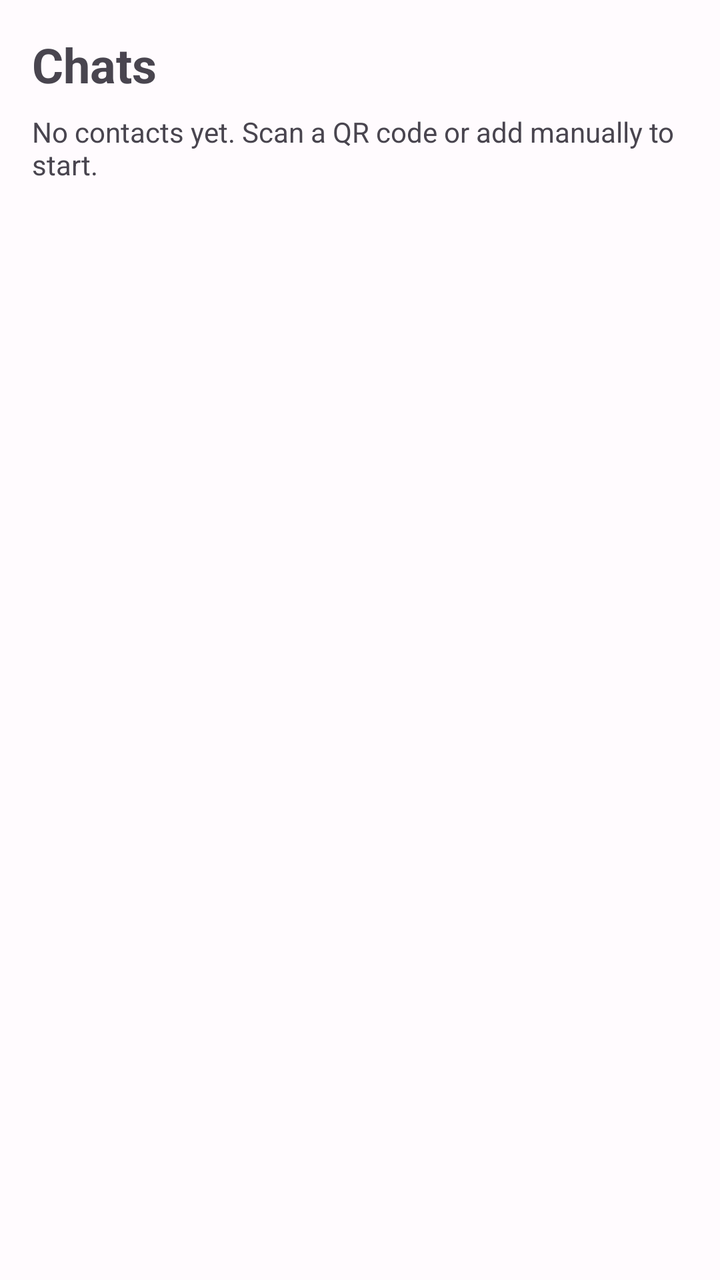
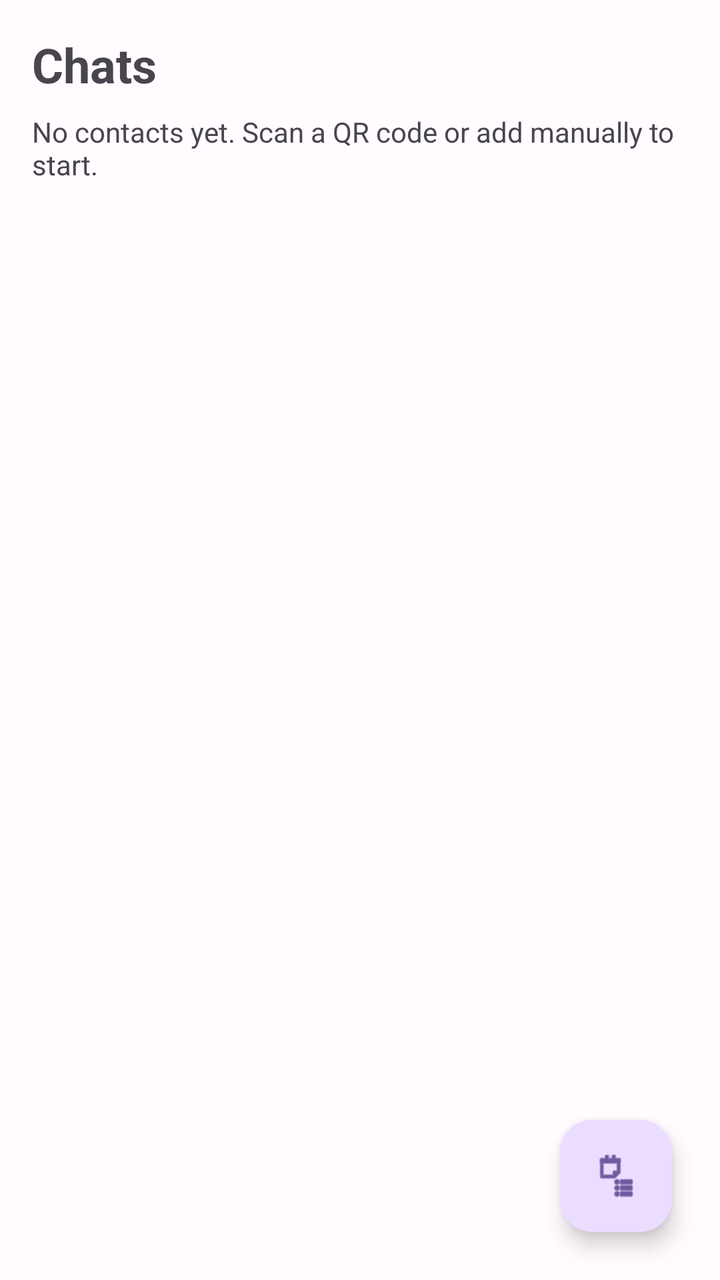

Two renders of the same Android screen: before a commit and after it. Below are the layout's source before the change and the commit's diff.
<!-- AndroidManifest.xml: application theme Theme.P2PMessenger -->
<!-- res/layout/fragment_chats.xml -->
<?xml version="1.0" encoding="utf-8"?>
<LinearLayout xmlns:android="http://schemas.android.com/apk/res/android"
              android:orientation="vertical"
              android:padding="16dp"
              android:layout_width="match_parent"
              android:layout_height="match_parent">
    <TextView
        android:layout_width="wrap_content"
        android:layout_height="wrap_content"
        android:text="Chats"
        android:textSize="24sp"
        android:textStyle="bold"/>
    <TextView
        android:id="@+id/txtNoContacts"
        android:layout_width="wrap_content"
        android:layout_height="wrap_content"
        android:text="@string/msg_no_contacts"
        android:layout_marginTop="8dp"/>
    <androidx.recyclerview.widget.RecyclerView
        android:id="@+id/recyclerChats"
        android:layout_width="match_parent"
        android:layout_height="0dp"
        android:layout_weight="1"
        android:layout_marginTop="8dp"/>
</LinearLayout>
<!-- resources referenced by this layout -->
<resources>
  <string name="msg_no_contacts">No contacts yet. Scan a QR code or add manually to start.</string>
  <style name="Theme.P2PMessenger" parent="Theme.Material3.DayNight">
          <item name="colorPrimary">@color/md_primary</item>
          <item name="colorOnPrimary">@color/md_on_primary</item>
          <item name="colorPrimaryContainer">@color/md_primary_container</item>
          <item name="colorOnPrimaryContainer">@color/md_on_primary_container</item>
          <item name="colorSecondary">@color/md_secondary</item>
          <item name="colorOnSecondary">@color/md_on_secondary</item>
          <item name="colorSecondaryContainer">@color/md_secondary_container</item>
          <item name="colorOnSecondaryContainer">@color/md_on_secondary_container</item>
          <item name="colorTertiary">@color/md_tertiary</item>
          <item name="colorOnTertiary">@color/md_on_tertiary</item>
          <item name="colorSurface">@color/md_surface</item>
          <item name="colorOnSurface">@color/md_on_surface</item>
          <item name="colorSurfaceVariant">@color/md_surface_variant</item>
          <item name="colorOnSurfaceVariant">@color/md_on_surface_variant</item>
          <item name="android:colorBackground">@color/md_background</item>
          <item name="colorOnBackground">@color/md_on_background</item>
          <item name="colorOutline">@color/md_outline</item>
          <item name="colorError">@color/md_error</item>
          <item name="colorOnError">@color/md_on_error</item>
          <item name="colorErrorContainer">@color/md_error_container</item>
          <item name="colorOnErrorContainer">@color/md_on_error_container</item>
          
          <item name="android:statusBarColor">?attr/colorSurface</item>
          <item name="android:navigationBarColor">?attr/colorSurface</item>
          <item name="android:windowLightStatusBar">@bool/is_light_theme</item>
          <item name="android:windowLightNavigationBar">@bool/is_light_theme</item>
      </style>
  <color name="md_primary">#6750A4</color>
  <color name="md_on_primary">#FFFFFF</color>
  <color name="md_primary_container">#EADDFF</color>
  <color name="md_on_primary_container">#21005D</color>
  <color name="md_secondary">#625B71</color>
  <color name="md_on_secondary">#FFFFFF</color>
  <color name="md_secondary_container">#E8DEF8</color>
  <color name="md_on_secondary_container">#1D192B</color>
  <color name="md_tertiary">#7D5260</color>
  <color name="md_on_tertiary">#FFFFFF</color>
  <color name="md_surface">#FFFBFE</color>
  <color name="md_on_surface">#1C1B1F</color>
  <color name="md_surface_variant">#E7E0EC</color>
  <color name="md_on_surface_variant">#49454F</color>
  <color name="md_background">#FFFBFE</color>
  <color name="md_on_background">#1C1B1F</color>
  <color name="md_outline">#79747E</color>
  <color name="md_error">#B3261E</color>
  <color name="md_on_error">#FFFFFF</color>
  <color name="md_error_container">#F9DEDC</color>
  <color name="md_on_error_container">#410E0B</color>
</resources>

<!-- the commit's change to res/layout/fragment_chats.xml (unified diff, before → after) -->
@@ -1,25 +1,42 @@
 <?xml version="1.0" encoding="utf-8"?>
-<LinearLayout xmlns:android="http://schemas.android.com/apk/res/android"
-              android:orientation="vertical"
-              android:padding="16dp"
-              android:layout_width="match_parent"
-              android:layout_height="match_parent">
-    <TextView
+<FrameLayout xmlns:android="http://schemas.android.com/apk/res/android"
+    xmlns:app="http://schemas.android.com/apk/res-auto"
+    android:layout_width="match_parent"
+    android:layout_height="match_parent">
+
+    <LinearLayout
+        android:orientation="vertical"
+        android:padding="16dp"
+        android:layout_width="match_parent"
+        android:layout_height="match_parent">
+        <TextView
+            android:layout_width="wrap_content"
+            android:layout_height="wrap_content"
+            android:text="Chats"
+            android:textSize="24sp"
+            android:textStyle="bold"/>
+        <TextView
+            android:id="@+id/txtNoContacts"
+            android:layout_width="wrap_content"
+            android:layout_height="wrap_content"
+            android:text="@string/msg_no_contacts"
+            android:layout_marginTop="8dp"/>
+        <androidx.recyclerview.widget.RecyclerView
+            android:id="@+id/recyclerChats"
+            android:layout_width="match_parent"
+            android:layout_height="0dp"
+            android:layout_weight="1"
+            android:layout_marginTop="8dp"/>
+    </LinearLayout>
+
+    
+    <com.google.android.material.floatingactionbutton.FloatingActionButton
+        android:id="@+id/btnCreateGroup"
         android:layout_width="wrap_content"
         android:layout_height="wrap_content"
-        android:text="Chats"
-        android:textSize="24sp"
-        android:textStyle="bold"/>
-    <TextView
-        android:id="@+id/txtNoContacts"
-        android:layout_width="wrap_content"
-        android:layout_height="wrap_content"
-        android:text="@string/msg_no_contacts"
-        android:layout_marginTop="8dp"/>
-    <androidx.recyclerview.widget.RecyclerView
-        android:id="@+id/recyclerChats"
-        android:layout_width="match_parent"
-        android:layout_height="0dp"
-        android:layout_weight="1"
-        android:layout_marginTop="8dp"/>
-</LinearLayout>
+        android:layout_gravity="bottom|end"
+        android:layout_margin="24dp"
+        android:contentDescription="@string/action_create_group"
+        app:srcCompat="@android:drawable/ic_menu_agenda" />
+
+</FrameLayout>
<!-- resource entries referenced after the edit -->
@@ -1,5 +1,6 @@
 <!-- resources referenced by this layout -->
 <resources>
+  <string name="action_create_group">Grup Oluştur</string>
   <string name="msg_no_contacts">No contacts yet. Scan a QR code or add manually to start.</string>
   <style name="Theme.P2PMessenger" parent="Theme.Material3.DayNight">
           <item name="colorPrimary">@color/md_primary</item>
